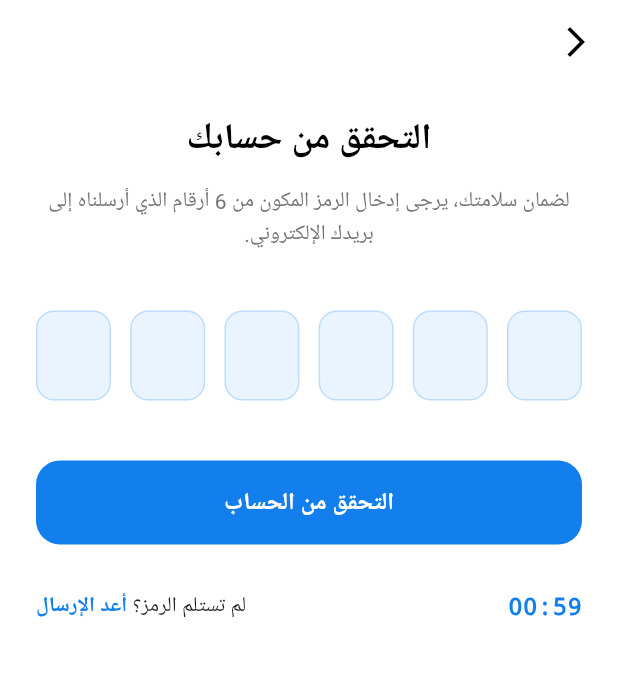
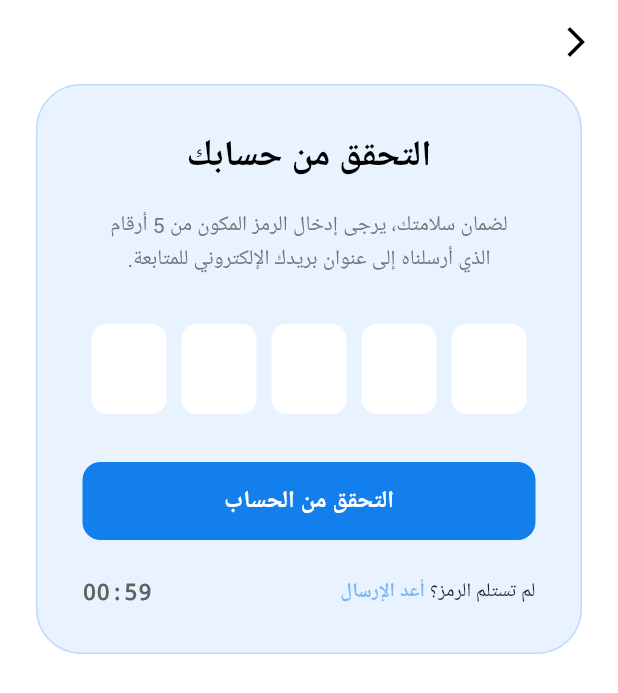
Before and after one commit to 3moor-dot/Gear_Up_App, a Flutter app: the VerificationPage screen opened by its route, on a phone screen of 412 x 824 dp. Shown: the top 693 px of the screen. Run offline on Flutter 3.47's test engine with Material 3 defaults, Android fonts, the phone set to English and light mode, and no system bars; our stand-ins replace font_awesome_flutter, image_picker, shared_preferences; accounts and stored records are empty; Roboto replaces fonts that are missing (Cairo).

Commit message:
Link verfiy_account.dart with backend

```diff
--- a/lib/pages/Verfiy_Account/verfiy_account.dart
+++ b/lib/pages/Verfiy_Account/verfiy_account.dart
@@ -1,7 +1,7 @@
 import 'dart:async';
 import 'package:flutter/material.dart';
 import 'package:flutter/services.dart';
-import 'package:gear_up_app/pages/Reset_Password/reset_password.dart';
+import 'package:shared_preferences/shared_preferences.dart';
 
 class VerificationPage extends StatefulWidget {
   const VerificationPage({super.key});
@@ -12,24 +12,30 @@ class VerificationPage extends StatefulWidget {
 
 class _VerificationPageState extends State<VerificationPage> {
   int _timerValue = 60;
-  late Timer _timer;
+  Timer? _timer;
+  String _error = "";
 
-  // مصفوفة للتحكم في التركيز على الخانات
-  final List<FocusNode> _focusNodes = List.generate(6, (index) => FocusNode());
-  final List<TextEditingController> _controllers = List.generate(6, (index) => TextEditingController());
+  // الالتزام بـ 5 خانات كما في كود React
+  final int _otpLength = 5;
+  late List<FocusNode> _focusNodes;
+  late List<TextEditingController> _controllers;
 
   @override
   void initState() {
     super.initState();
+    _focusNodes = List.generate(_otpLength, (index) => FocusNode());
+    _controllers = List.generate(_otpLength, (index) => TextEditingController());
     _startTimer();
   }
 
   void _startTimer() {
+    _timer?.cancel();
+    _timerValue = 60;
     _timer = Timer.periodic(const Duration(seconds: 1), (timer) {
       if (_timerValue > 0) {
         setState(() => _timerValue--);
       } else {
-        _timer.cancel();
+        _timer?.cancel();
       }
     });
   }
@@ -40,15 +46,32 @@ class _VerificationPageState extends State<VerificationPage> {
     return '${mins.toString().padLeft(2, '0')}:${secs.toString().padLeft(2, '0')}';
   }
 
+  // منطق التحقق (نفس منطق handleVerify في React)
+  Future<void> _handleVerify() async {
+    String token = _controllers.map((e) => e.text).join("");
+
+    if (token.length < _otpLength) {
+      setState(() => _error = "يرجى إدخال الرمز كاملاً");
+      return;
+    }
+
+    setState(() => _error = "");
+
+    // حفظ التوكين في الجهاز للمرحلة القادمة (reset-password)
+    final prefs = await SharedPreferences.getInstance();
+    await prefs.setString("reset_token", token);
+
+    if (mounted) {
+      // الانتقال لصفحة تعيين كلمة المرور الجديدة
+      Navigator.pushNamed(context, '/reset-password');
+    }
+  }
+
   @override
   void dispose() {
-    _timer.cancel();
-    for (var node in _focusNodes) {
-      node.dispose();
-    }
-    for (var controller in _controllers) {
-      controller.dispose();
-    }
+    _timer?.cancel();
+    for (var node in _focusNodes) node.dispose();
+    for (var controller in _controllers) controller.dispose();
     super.dispose();
   }
 
@@ -58,6 +81,7 @@ class _VerificationPageState extends State<VerificationPage> {
     final primaryColor = const Color(0xFF137FEC);
 
     return Scaffold(
+      backgroundColor: isDark ? const Color(0xFF0F172A) : Colors.white,
       appBar: AppBar(
         backgroundColor: Colors.transparent,
         elevation: 0,
@@ -69,80 +93,90 @@ class _VerificationPageState extends State<VerificationPage> {
       body: SafeArea(
         child: SingleChildScrollView(
           padding: const EdgeInsets.symmetric(horizontal: 24.0),
+          child: Center(
+            child: Container(
+              constraints: const BoxConstraints(maxWidth: 500),
+              padding: const EdgeInsets.all(30),
+              decoration: BoxDecoration(
+                color: isDark ? const Color(0xFF137FEC).withOpacity(0.05) : const Color(0xFFE8F3FF),
+                borderRadius: BorderRadius.circular(30),
+                border: Border.all(color: primaryColor.withOpacity(0.2)),
+              ),
               child: Column(
+                mainAxisSize: MainAxisSize.min,
                 children: [
-              const SizedBox(height: 20),
                   // Header
                   Text(
                     "التحقق من حسابك",
                     style: TextStyle(fontSize: 24, fontWeight: FontWeight.bold, color: isDark ? Colors.white : Colors.black),
                   ),
-              const SizedBox(height: 12),
+                  const SizedBox(height: 16),
                   Text(
-                "لضمان سلامتك، يرجى إدخال الرمز المكون من 6 أرقام الذي أرسلناه إلى بريدك الإلكتروني.",
+                    "لضمان سلامتك، يرجى إدخال الرمز المكون من 5 أرقام \nالذي أرسلناه إلى عنوان بريدك الإلكتروني للمتابعة.",
                     textAlign: TextAlign.center,
-                style: TextStyle(color: isDark ? Colors.grey[400] : Colors.grey[600], height: 1.5),
+                    style: TextStyle(color: isDark ? Colors.grey[400] : Colors.grey[600], height: 1.6, fontSize: 14),
                   ),
 
-              const SizedBox(height: 40),
+                  const SizedBox(height: 32),
 
-              // OTP Input Fields
+                  // OTP Input Fields (LTR)
                   Directionality(
                     textDirection: TextDirection.ltr,
                     child: Row(
-                  mainAxisAlignment: MainAxisAlignment.spaceBetween,
-                  children: List.generate(6, (index) => _buildOtpBox(index, isDark, primaryColor)),
+                      mainAxisAlignment: MainAxisAlignment.center,
+                      children: List.generate(_otpLength, (index) => _buildOtpBox(index, isDark, primaryColor)),
                     ),
                   ),
 
-              const SizedBox(height: 40),
+                  if (_error.isNotEmpty)
+                    Padding(
+                      padding: const EdgeInsets.only(top: 15),
+                      child: Text(_error, style: const TextStyle(color: Colors.red, fontSize: 13, fontWeight: FontWeight.bold)),
+                    ),
+
+                  const SizedBox(height: 32),
 
                   // Verify Button
                   ElevatedButton(
-                onPressed: () {
-                  Navigator.push(
-                    context,
-                    MaterialPageRoute(builder: (context) => const ResetPasswordPage()),
-                  );
-                },
+                    onPressed: _handleVerify,
                     style: ElevatedButton.styleFrom(
                       backgroundColor: primaryColor,
-                  minimumSize: const Size(double.infinity, 56),
-                  shape: RoundedRectangleBorder(borderRadius: BorderRadius.circular(16)),
+                      minimumSize: const Size(double.infinity, 52),
+                      shape: RoundedRectangleBorder(borderRadius: BorderRadius.circular(12)),
                       elevation: 0,
                     ),
                     child: const Text("التحقق من الحساب", style: TextStyle(fontSize: 16, fontWeight: FontWeight.bold, color: Colors.white)),
                   ),
 
-              const SizedBox(height: 30),
+                  const SizedBox(height: 24),
 
                   // Resend Timer Section
                   Row(
                     mainAxisAlignment: MainAxisAlignment.spaceBetween,
                     children: [
-                  Text(
-                    _formatTime(_timerValue),
-                    style: TextStyle(fontFamily: 'monospace', fontWeight: FontWeight.bold, color: primaryColor, fontSize: 16),
-                  ),
                       Row(
                         children: [
-                      const Text("لم تستلم الرمز؟ "),
+                          const Text("لم تستلم الرمز؟ ", style: TextStyle(fontSize: 13)),
                           GestureDetector(
-                        onTap: _timerValue == 0 ? () {
-                          setState(() => _timerValue = 60);
-                          _startTimer();
-                        } : null,
+                            onTap: _timerValue == 0 ? () => setState(() => _startTimer()) : null,
+                            child: Opacity(
+                              opacity: _timerValue > 0 ? 0.5 : 1.0,
                               child: Text(
                                 "أعد الإرسال",
                                 style: TextStyle(
                                   color: primaryColor,
                                   fontWeight: FontWeight.bold,
+                                  fontSize: 13,
                                   decoration: _timerValue == 0 ? TextDecoration.underline : TextDecoration.none,
-
+                                ),
                               ),
                             ),
                           ),
                         ],
+                      ),
+                      Text(
+                        _formatTime(_timerValue),
+                        style: TextStyle(fontFamily: 'monospace', fontWeight: FontWeight.bold, color: isDark ? Colors.grey[300] : Colors.grey[700], fontSize: 15),
                       ),
                     ],
                   ),
@@ -150,21 +184,31 @@ class _VerificationPageState extends State<VerificationPage> {
               ),
             ),
           ),
+        ),
+      ),
     );
   }
 
   Widget _buildOtpBox(int index, bool isDark, Color primaryColor) {
-    return SizedBox(
+    return Container(
+      margin: const EdgeInsets.symmetric(horizontal: 5),
       width: 50,
       height: 60,
+      child: RawKeyboardListener(
+        focusNode: FocusNode(), // FocusNode داخلي للتعامل مع الـ Backspace
+        onKey: (event) {
+          if (event is RawKeyDownEvent && event.logicalKey == LogicalKeyboardKey.backspace) {
+            if (_controllers[index].text.isEmpty && index > 0) {
+              _focusNodes[index - 1].requestFocus();
+            }
+          }
+        },
         child: TextField(
           controller: _controllers[index],
           focusNode: _focusNodes[index],
           onChanged: (value) {
-          if (value.isNotEmpty && index < 5) {
+            if (value.isNotEmpty && index < _otpLength - 1) {
               _focusNodes[index + 1].requestFocus();
-          } else if (value.isEmpty && index > 0) {
-            _focusNodes[index - 1].requestFocus();
             }
           },
           keyboardType: TextInputType.number,
@@ -173,17 +217,12 @@ class _VerificationPageState extends State<VerificationPage> {
             LengthLimitingTextInputFormatter(1),
             FilteringTextInputFormatter.digitsOnly,
           ],
-        style: const TextStyle(fontSize: 20, fontWeight: FontWeight.bold),
+          style: TextStyle(fontSize: 22, fontWeight: FontWeight.bold, color: isDark ? Colors.white : Colors.black),
           decoration: InputDecoration(
-          fillColor: isDark ? const Color(0xFF137FEC).withOpacity(0.1) : const Color(0xFFEAF4FF),
+            fillColor: isDark ? Colors.grey[700] : Colors.white,
             filled: true,
-          enabledBorder: OutlineInputBorder(
-            borderRadius: BorderRadius.circular(12),
-            borderSide: BorderSide(color: primaryColor.withOpacity(0.2)),
-          ),
-          focusedBorder: OutlineInputBorder(
-            borderRadius: BorderRadius.circular(12),
-            borderSide: BorderSide(color: primaryColor, width: 2),
+            border: OutlineInputBorder(borderRadius: BorderRadius.circular(10), borderSide: BorderSide.none),
+            focusedBorder: OutlineInputBorder(borderRadius: BorderRadius.circular(10), borderSide: BorderSide(color: primaryColor, width: 2)),
           ),
         ),
       ),
```
Lines whose indentation alone changed are shown as unchanged.
